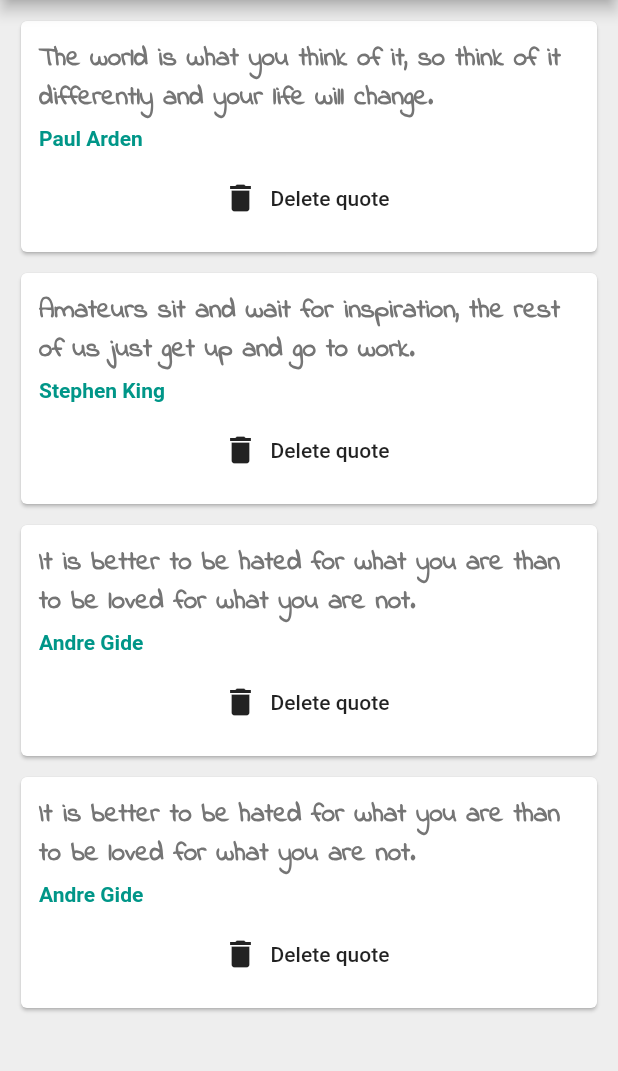
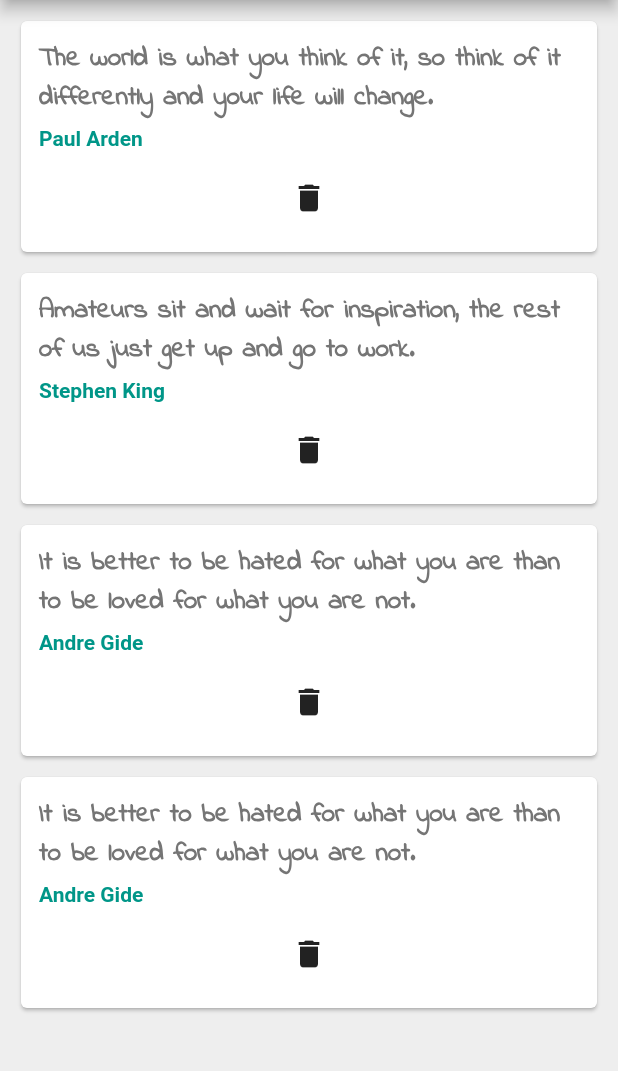
Before and after one commit to siomarapantarotto/flutter-quotes, a Flutter app: the screen it shows after launch, on a phone screen of 412 x 824 dp, the part 84-1155 px from its top. Run offline on Flutter 3.47's test engine with Material 2 defaults, Android fonts, the phone set to English and light mode, and no system bars.

Commit message:
Change deprecated FlatButton to IconButton

```diff
--- a/lib/quote_card.dart
+++ b/lib/quote_card.dart
@@ -27,11 +27,18 @@ class QuoteCard extends StatelessWidget {
                     fontWeight: FontWeight.bold)
             ),
             const SizedBox(height: 8.0),
-            FlatButton.icon(
-              label: const Text('Delete quote'),
+
+            // ElevatedButton.icon(
+            //   onPressed: deleteQuote,
+            //   label: const Text('Delete quote'),
+            //   icon: const Icon(Icons.delete),
+            // ),
+
+            IconButton(
+              onPressed: deleteQuote,
               icon: const Icon(Icons.delete),
-              onPressed: deleteQuote
-            )
+            ),
+
           ],
         ),
       ),
```
